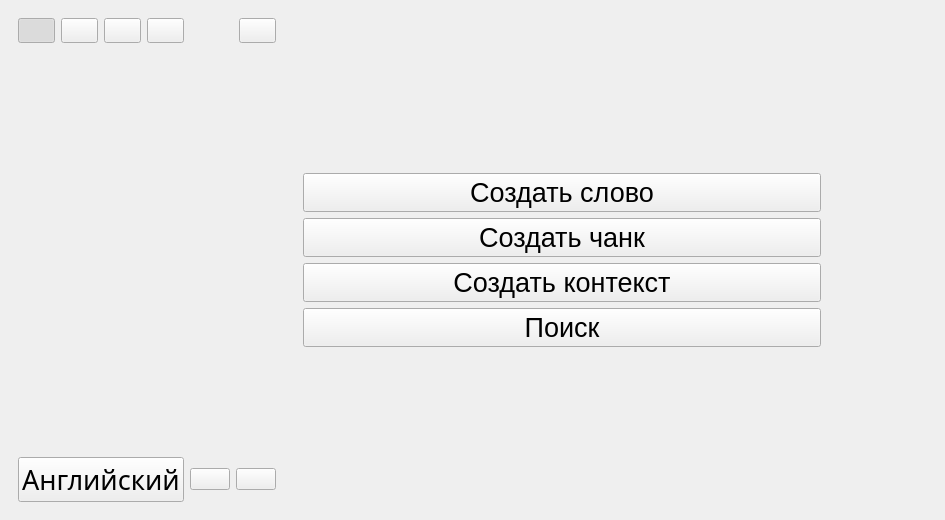
andrewStoneRic/Slovo, file res/ui/mainWindow.ui: the form before one commit.
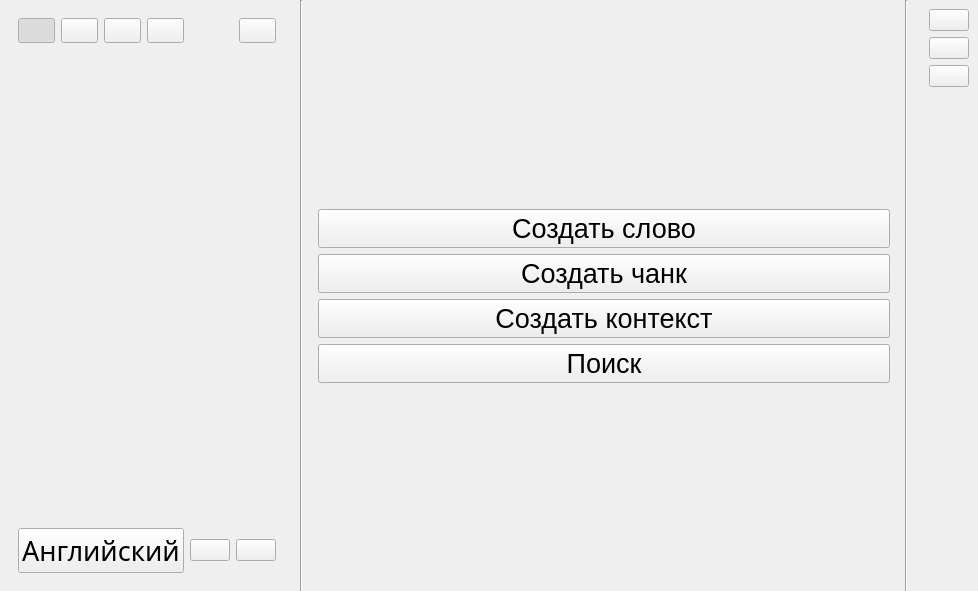
The form after the commit. Icons and pictures are not drawn.

Diff of the .ui file:
```diff
--- a/res/ui/mainWindow.ui
+++ b/res/ui/mainWindow.ui
@@ -6,8 +6,8 @@
    <rect>
     <x>0</x>
     <y>0</y>
-    <width>945</width>
-    <height>520</height>
+    <width>978</width>
+    <height>591</height>
    </rect>
   </property>
   <property name="windowTitle">
@@ -16,11 +16,8 @@
   <property name="styleSheet">
    <string notr="true"/>
   </property>
-  <widget class="QWidget" name="centralwidget">
-   <layout class="QHBoxLayout" name="horizontalLayout" stretch="0,14,3">
-    <property name="spacing">
-     <number>0</number>
-    </property>
+  <widget class="QWidget" name="centralWidget">
+   <layout class="QHBoxLayout" name="horizontalLayout" stretch="2,0,16,0,1">
     <property name="leftMargin">
      <number>0</number>
     </property>
@@ -269,9 +266,24 @@
                <x>0</x>
                <y>0</y>
                <width>362</width>
-               <height>334</height>
+               <height>405</height>
               </rect>
              </property>
+             <layout class="QVBoxLayout" name="verticalLayout_4">
+              <item>
+               <spacer name="verticalSpacer_2">
+                <property name="orientation">
+                 <enum>Qt::Orientation::Vertical</enum>
+                </property>
+                <property name="sizeHint" stdset="0">
+                 <size>
+                  <width>20</width>
+                  <height>40</height>
+                 </size>
+                </property>
+               </spacer>
+              </item>
+             </layout>
             </widget>
            </widget>
           </item>
@@ -363,6 +375,13 @@
       </layout>
      </widget>
     </item>
+    <item>
+     <widget class="Line" name="line_2">
+      <property name="orientation">
+       <enum>Qt::Orientation::Vertical</enum>
+      </property>
+     </widget>
+    </item>
     <item>
      <widget class="QWidget" name="workspaceWidget" native="true">
       <property name="styleSheet">
@@ -462,7 +481,90 @@
      </widget>
     </item>
     <item>
-     <widget class="QWidget" name="actionWidget" native="true"/>
+     <widget class="Line" name="line">
+      <property name="orientation">
+       <enum>Qt::Orientation::Vertical</enum>
+      </property>
+     </widget>
+    </item>
+    <item>
+     <widget class="QWidget" name="actionWidget" native="true">
+      <property name="styleSheet">
+       <string notr="true"/>
+      </property>
+      <layout class="QFormLayout" name="formLayout">
+       <property name="topMargin">
+        <number>9</number>
+       </property>
+       <item row="1" column="1">
+        <widget class="QPushButton" name="homeButton">
+         <property name="layoutDirection">
+          <enum>Qt::LayoutDirection::LeftToRight</enum>
+         </property>
+         <property name="text">
+          <string/>
+         </property>
+         <property name="icon">
+          <iconset resource="mainWindow.qrc">
+           <normaloff>:/light_image/image/light/light_home.svg</normaloff>:/light_image/image/light/light_home.svg</iconset>
+         </property>
+         <property name="iconSize">
+          <size>
+           <width>85</width>
+           <height>85</height>
+          </size>
+         </property>
+        </widget>
+       </item>
+       <item row="2" column="1">
+        <widget class="QPushButton" name="dashboardButton">
+         <property name="text">
+          <string/>
+         </property>
+         <property name="icon">
+          <iconset resource="mainWindow.qrc">
+           <normaloff>:/light_image/image/light/light_dashboard.svg</normaloff>:/light_image/image/light/light_dashboard.svg</iconset>
+         </property>
+         <property name="iconSize">
+          <size>
+           <width>85</width>
+           <height>85</height>
+          </size>
+         </property>
+        </widget>
+       </item>
+       <item row="3" column="1">
+        <widget class="QPushButton" name="exportToAnkiButton">
+         <property name="text">
+          <string/>
+         </property>
+         <property name="icon">
+          <iconset resource="mainWindow.qrc">
+           <normaloff>:/light_image/image/light/light_anki.svg</normaloff>:/light_image/image/light/light_anki.svg</iconset>
+         </property>
+         <property name="iconSize">
+          <size>
+           <width>85</width>
+           <height>85</height>
+          </size>
+         </property>
+        </widget>
+       </item>
+       <item row="4" column="1">
+        <spacer name="verticalSpacer">
+         <property name="orientation">
+          <enum>Qt::Orientation::Vertical</enum>
+         </property>
+         <property name="sizeHint" stdset="0">
+          <size>
+           <width>20</width>
+           <height>0</height>
+          </size>
+         </property>
+        </spacer>
+       </item>
+      </layout>
+     </widget>
     </item>
    </layout>
   </widget>
```
